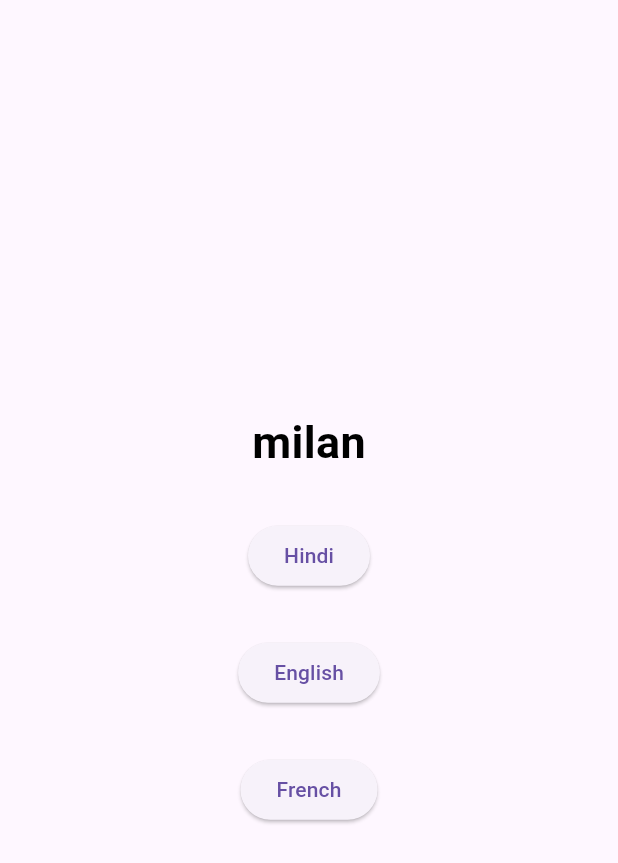
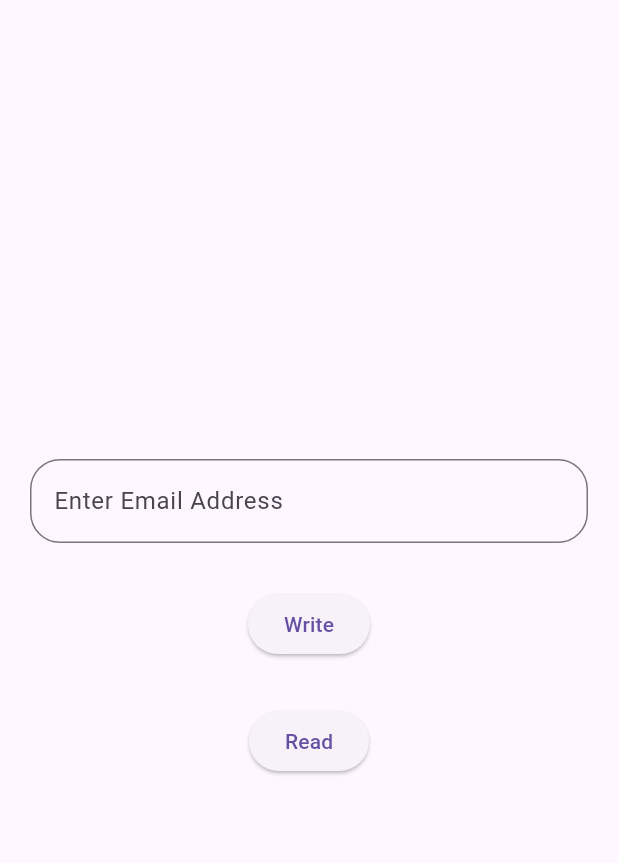
Before and after one commit to milanmaniya/getx_practice, a Flutter app: the screen it shows after launch, on a phone screen of 412 x 824 dp. Shown: the top 863 px of the screen. Run offline on Flutter 3.47's test engine with Material 2 defaults, Android fonts, the phone set to English and light mode, and no system bars; our stand-ins replace get, get_storage.

Commit message:
get storage and email validation is done

```diff
--- /dev/null
+++ b/lib/gettorage_EmailValidation.dart
@@ -0,0 +1,74 @@
+import 'dart:developer';
+
+import 'package:flutter/material.dart';
+import 'package:get/get.dart';
+import 'package:get_storage/get_storage.dart';
+
+class GetStorageEmailValidation extends StatefulWidget {
+  const GetStorageEmailValidation({super.key});
+
+  @override
+  State<GetStorageEmailValidation> createState() =>
+      _GetStorageEmailValidationState();
+}
+
+class _GetStorageEmailValidationState extends State<GetStorageEmailValidation> {
+  var emailController = TextEditingController();
+  var storage = GetStorage();
+
+  @override
+  Widget build(BuildContext context) {
+    return Scaffold(
+      body: Padding(
+        padding: const EdgeInsets.symmetric(
+          horizontal: 20,
+          vertical: 20,
+        ),
+        child: Center(
+          child: Column(
+            mainAxisAlignment: MainAxisAlignment.center,
+            crossAxisAlignment: CrossAxisAlignment.center,
+            children: [
+              TextFormField(
+                controller: emailController,
+                decoration: InputDecoration(
+                  hintText: 'Enter Email Address',
+                  border: OutlineInputBorder(
+                    borderRadius: BorderRadius.circular(20),
+                  ),
+                ),
+              ),
+              const SizedBox(
+                height: 30,
+              ),
+              ElevatedButton(
+                onPressed: () {
+                  if (GetUtils.isEmail(emailController.text)) {
+                    storage.write('email', emailController.text);
+                    log('write completed');
+                    emailController.clear();
+                  } else {
+                    Get.snackbar(
+                      'Incorrect Email',
+                      'Provide Email In Valid Format',
+                    );
+                  }
+                },
+                child: const Text('Write'),
+              ),
+              const SizedBox(
+                height: 30,
+              ),
+              ElevatedButton(
+                onPressed: () {
+                  log("Email is ${storage.read("email")}");
+                },
+                child: const Text('Read'),
+              ),
+            ],
+          ),
+        ),
+      ),
+    );
+  }
+}
--- a/lib/main.dart
+++ b/lib/main.dart
@@ -1,10 +1,12 @@
 import 'package:flutter/material.dart';
 import 'package:get/get.dart';
 import 'package:get/get_navigation/get_navigation.dart';
+import 'package:get_storage/get_storage.dart';
+import 'package:getx_practice/gettorage_EmailValidation.dart';
 import 'package:getx_practice/getx_binding.dart';
-import 'package:getx_practice/language_change.dart';
 
-void main() {
+Future<void> main() async {
+  await GetStorage.init();
   runApp(const MyApp());
 }
 
@@ -20,7 +22,6 @@ class MyApp extends StatelessWidget {
       title: 'binding',
 
       // initialRoute: '/named',
-
       // getPages: [
       //   GetPage(
       //     name: '/named',
@@ -29,7 +30,6 @@ class MyApp extends StatelessWidget {
       //   GetPage(
       //     name: '/bottomsheet',
       //     page: () => const BottomModalSheetDemo(),
-
       //   ),
       // ],
       debugShowCheckedModeBanner: false,
@@ -37,7 +37,7 @@ class MyApp extends StatelessWidget {
         useMaterial3: true,
       ),
 
-      home: const LanguageChange(),
+      home: const GetStorageEmailValidation(),
     );
   }
 }
--- a/pubspec.yaml
+++ b/pubspec.yaml
@@ -36,6 +36,8 @@ dependencies:
   # Use with the CupertinoIcons class for iOS style icons.
   cupertino_icons: ^1.0.2
   get: ^4.6.6
+  http: ^1.1.0
+  get_storage: ^2.1.1
 
 dev_dependencies:
   flutter_test:
```
Also changed, not shown: pubspec.lock.
